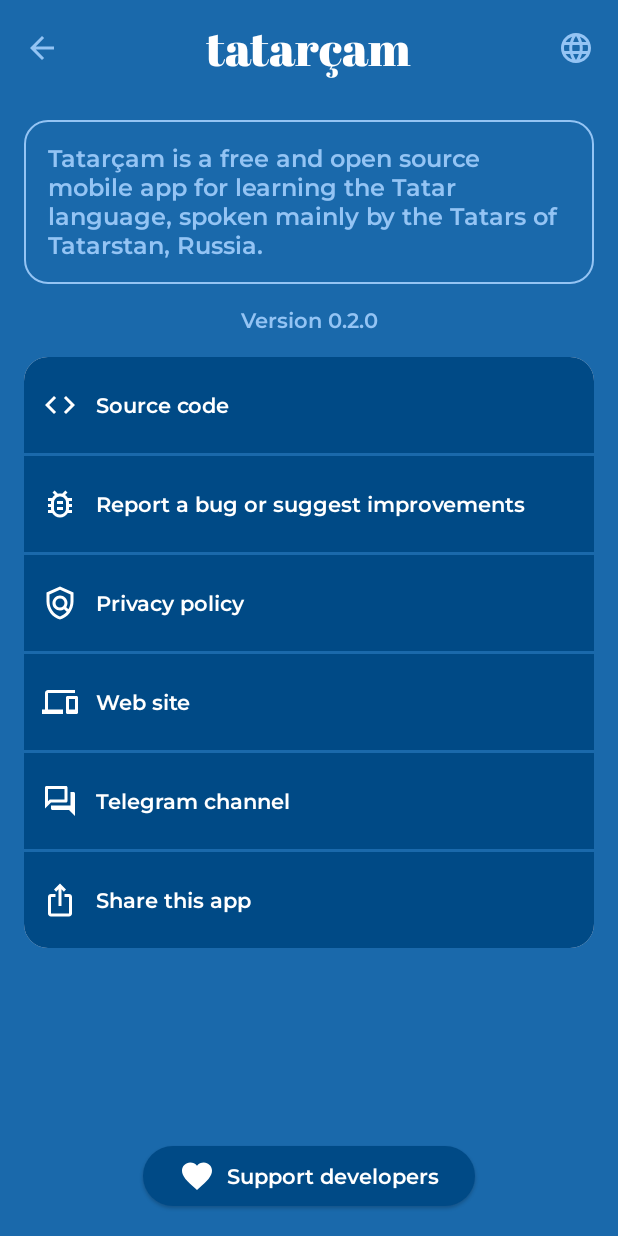
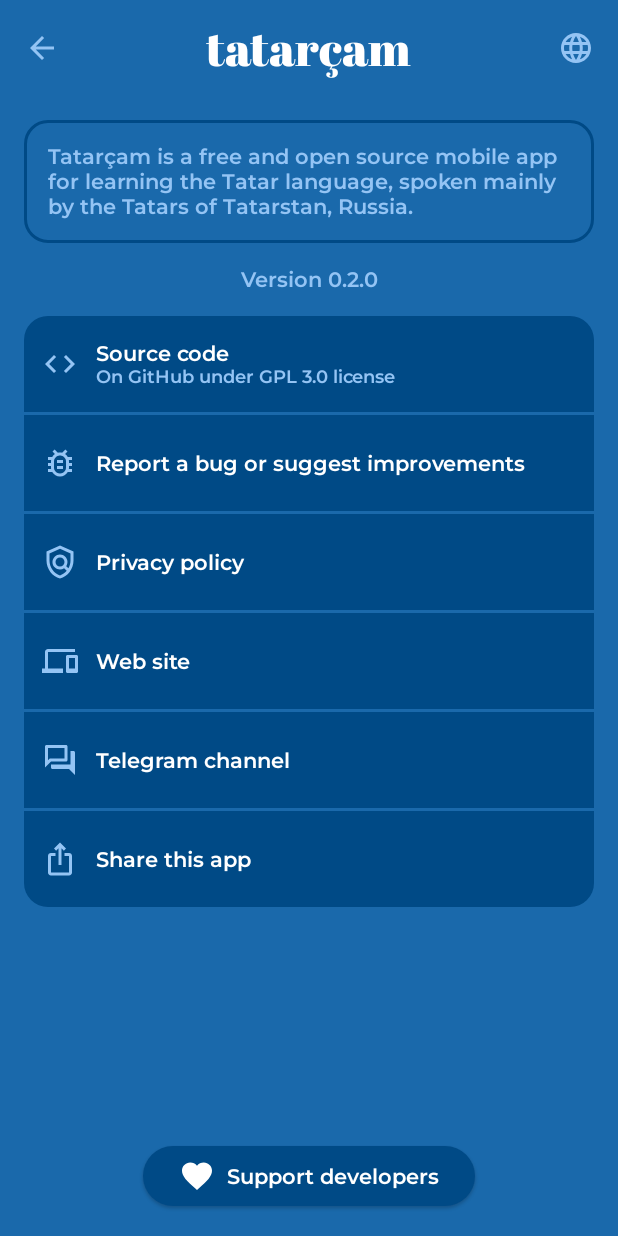
Before and after one commit to dov4k1n/tatarcham, an Android app built with Jetpack Compose: the AboutAppScreen screen opened through its navigation route, on a phone screen of 412 x 824 dp. Run offline under Robolectric (Android 15) with nearby library versions, the phone set to English and light mode, and no system bars; missing, so only their content is drawn: CompositionLocalProvider; 2 statements that could not run were skipped.

Commit message:
rename ListItemComponent, add license mention string

```diff
--- a/app/src/main/kotlin/com/dov4k1n/tatarapp/ui/components/LevelItemComponent.kt
+++ b/app/src/main/kotlin/com/dov4k1n/tatarapp/ui/components/ListItemComponent.kt
@@ -19,6 +19,7 @@
 import androidx.compose.material.icons.outlined.PlayArrow
 import androidx.compose.material3.ButtonColors
 import androidx.compose.material3.Card
+import androidx.compose.material3.CardColors
 import androidx.compose.material3.ElevatedButton
 import androidx.compose.material3.ExperimentalMaterial3Api
 import androidx.compose.material3.Icon
@@ -47,6 +48,7 @@
 import com.dov4k1n.tatarapp.R
 import com.dov4k1n.tatarapp.data.SectionData
 import com.dov4k1n.tatarapp.data.SectionVerbData
+import com.dov4k1n.tatarapp.data.local.ThemeMode
 import com.dov4k1n.tatarapp.data.morphologydescriptions.SectionType
 import com.dov4k1n.tatarapp.data.sectionVerb
 import com.dov4k1n.tatarapp.ui.theme.ListItemShape
@@ -54,61 +56,67 @@
 
 @Preview
 @Composable
-fun PreviewNewLevelItem() {
-    TatarAppTheme(useDarkTheme = true) {
-        NewLevelItem(
-            playArrowColor = colorScheme.onSecondary,
+fun PreviewExpandableListItem() {
+    TatarAppTheme(themeMode = ThemeMode.Dark) {
+        ExpandableListItem(
+            iconColor = colorScheme.onSecondary,
             sectionData = sectionVerb[1],
             shape = ListItemShape.medium,
-            onPlayButtonClicked = {}
+            onIconClick = {}
         )
     }
 }
 
 @Preview
 @Composable
-fun PreviewNonExpandableLevelItem() {
-    TatarAppTheme(useDarkTheme = true) {
-        NonExpandableLevelItem(
-            levelHeading = "Source code",
-            itemIcon = Icons.Outlined.Code,
-            itemIconColor = colorScheme.primary,
+fun PreviewNonExpandableListItem() {
+    TatarAppTheme(themeMode = ThemeMode.Dark) {
+        NonExpandableListItem(
+            title = "Source code",
+            subtitle = "on GitHub under GPL 3.0 license",
+            icon = Icons.Outlined.Code,
+            iconColor = colorScheme.onBackground,
             shape = ListItemShape.small,
-            onPlayButtonClicked = {}
+            onClick = {}
         )
     }
 }
 
 @Composable
-fun NonExpandableLevelItem(
-    levelHeading: String,
-    itemIcon: ImageVector,
-    itemIconColor: Color,
+fun NonExpandableListItem(
+    title: String,
+    icon: ImageVector,
+    iconColor: Color,
     shape: Shape,
-    onPlayButtonClicked: () -> Unit,
+    onClick: () -> Unit,
     modifier: Modifier = Modifier,
-    levelSubheading: String = "",
-    progressComposable: @Composable () -> Unit = {}
+    subtitle: String = "",
+    progressBar: @Composable () -> Unit = {}
 ) {
     Card(
+        colors = CardColors(
+            containerColor = colorScheme.primaryContainer,
+            contentColor = colorScheme.primary,
+            disabledContainerColor = colorScheme.background,
+            disabledContentColor = colorScheme.background
+        ),
         shape = shape,
         modifier = modifier
             .padding(horizontal = 16.dp)
-            .clickable { onPlayButtonClicked() }
+            .clickable { onClick() }
     ) {
         Row(
             verticalAlignment = Alignment.CenterVertically,
             modifier = Modifier
-                .background(color = colorScheme.primaryContainer)
                 .padding(vertical = 8.dp)
         ) {
             IconButton(
-                onClick = { onPlayButtonClicked() }
+                onClick = { onClick() }
             ) {
                 Icon(
-                    imageVector = itemIcon,
+                    imageVector = icon,
                     contentDescription = null,
-                    tint = itemIconColor,
+                    tint = iconColor,
                     modifier = Modifier
                         .padding(horizontal = 8.dp)
                 )
@@ -119,15 +127,14 @@
                     .weight(1f)
             ) {
                 Text(
-                    text = levelHeading,
+                    text = title,
                     style = typography.bodyMedium,
-                    color = Color(0xFFFFFFFF),
                     maxLines = 2,
                     overflow = TextOverflow.Ellipsis,
                 )
-                if (levelSubheading.isNotEmpty()) {
+                if (subtitle.isNotEmpty()) {
                     Text(
-                        text = levelSubheading,
+                        text = subtitle,
                         style = typography.bodySmall,
                         color = colorScheme.onBackground,
                         maxLines = 1,
@@ -135,18 +142,18 @@
                     )
                 }
             }
-            progressComposable()
+            progressBar()
         }
     }
 }
 
 @OptIn(ExperimentalMaterial3Api::class)
 @Composable
-fun NewLevelItem(
-    playArrowColor: Color,
+fun ExpandableListItem(
+    iconColor: Color,
     sectionData: SectionData,
     shape: Shape,
-    onPlayButtonClicked: () -> Unit,
+    onIconClick: () -> Unit,
     modifier: Modifier = Modifier,
 ) {
     var expanded by remember { mutableStateOf(false) }
@@ -184,12 +191,12 @@
                 ) {
                     CompositionLocalProvider(LocalUseFallbackRippleImplementation provides true) {
                         IconButton(
-                            onClick = { onPlayButtonClicked() }
+                            onClick = { onIconClick() }
                         ) {
                             Icon(
                                 imageVector = Icons.Outlined.PlayArrow,
                                 contentDescription = null,
-                                tint = playArrowColor,
+                                tint = iconColor,
                                 modifier = Modifier
                                     .padding(horizontal = 8.dp)
                             )
@@ -245,7 +252,7 @@
                         }
                         CompositionLocalProvider(LocalUseFallbackRippleImplementation provides true) {
                             ElevatedButton(
-                                onClick = { onPlayButtonClicked() },
+                                onClick = { onIconClick() },
                                 colors = ButtonColors(
                                     contentColor = colorScheme.secondary,
                                     containerColor = colorScheme.primaryContainer,
--- a/app/src/main/kotlin/com/dov4k1n/tatarapp/ui/screens/AboutAppScreen.kt
+++ b/app/src/main/kotlin/com/dov4k1n/tatarapp/ui/screens/AboutAppScreen.kt
@@ -35,7 +35,7 @@
 import androidx.compose.ui.unit.dp
 import com.dov4k1n.tatarapp.R
 import com.dov4k1n.tatarapp.data.local.ThemeMode
-import com.dov4k1n.tatarapp.ui.components.NonExpandableLevelItem
+import com.dov4k1n.tatarapp.ui.components.NonExpandableListItem
 import com.dov4k1n.tatarapp.ui.components.OpenLinkDialog
 import com.dov4k1n.tatarapp.ui.components.SupportDevelopersButton
 import com.dov4k1n.tatarapp.ui.theme.ListItemShape
@@ -52,6 +52,8 @@
 
 @Composable
 fun AboutAppScreen() {
+
+    val iconsColor = colorScheme.onBackground
 
     var openSourceCodeDialog by remember { mutableStateOf(false) }
     if (openSourceCodeDialog) {
@@ -120,8 +122,8 @@
         Card(
             shape = Shapes.large,
             border = BorderStroke(
-                width = 1.dp,
-                color = colorScheme.onBackground
+                width = 2.dp,
+                color = colorScheme.primaryContainer
             ),
             colors = CardColors(
                 containerColor = Color.Transparent,
@@ -134,7 +136,7 @@
         ){
             Text(
                 text = stringResource(R.string.app_description),
-                style = typography.bodyLarge,
+                style = typography.bodyMedium,
                 modifier = Modifier
                     .padding(horizontal = 16.dp, vertical = 16.dp)
             )
@@ -147,67 +149,68 @@
             modifier = Modifier.padding(bottom = 16.dp)
         )
 
-        NonExpandableLevelItem(
-            levelHeading = stringResource(R.string.source_code),
-            itemIcon = Icons.Outlined.Code,
-            itemIconColor = colorScheme.primary,
+        NonExpandableListItem(
+            title = stringResource(R.string.source_code),
+            subtitle = stringResource(R.string.source_code_license),
+            icon = Icons.Outlined.Code,
+            iconColor = iconsColor,
             shape = ListItemShape.small,
-            onPlayButtonClicked = {
+            onClick = {
                 openSourceCodeDialog = true
             },
             modifier = Modifier
                 .padding(bottom = 2.dp)
         )
-        NonExpandableLevelItem(
-            levelHeading = stringResource(R.string.report_bug_or_suggest_improvements),
-            itemIcon = Icons.Outlined.BugReport,
-            itemIconColor = colorScheme.primary,
+        NonExpandableListItem(
+            title = stringResource(R.string.report_bug_or_suggest_improvements),
+            icon = Icons.Outlined.BugReport,
+            iconColor = iconsColor,
             shape = ListItemShape.medium,
-            onPlayButtonClicked = {
+            onClick = {
                 openBugReportDialog = true
             },
             modifier = Modifier
                 .padding(bottom = 2.dp)
         )
-        NonExpandableLevelItem(
-            levelHeading = stringResource(R.string.privacy_policy),
-            itemIcon = Icons.Outlined.Policy,
-            itemIconColor = colorScheme.primary,
+        NonExpandableListItem(
+            title = stringResource(R.string.privacy_policy),
+            icon = Icons.Outlined.Policy,
+            iconColor = iconsColor,
             shape = ListItemShape.medium,
-            onPlayButtonClicked = {
+            onClick = {
                 openPrivacyPolicyDialog = true
             },
             modifier = Modifier
                 .padding(bottom = 2.dp)
         )
-        NonExpandableLevelItem(
-            levelHeading = stringResource(R.string.web),
-            itemIcon = Icons.Outlined.Devices,
-            itemIconColor = colorScheme.primary,
+        NonExpandableListItem(
+            title = stringResource(R.string.web),
+            icon = Icons.Outlined.Devices,
+            iconColor = iconsColor,
             shape = ListItemShape.medium,
-            onPlayButtonClicked = {
+            onClick = {
                 openWebsiteDialog = true
             },
             modifier = Modifier
                 .padding(bottom = 2.dp)
         )
-        NonExpandableLevelItem(
-            levelHeading = stringResource(R.string.community),
-            itemIcon = Icons.Outlined.Forum,
-            itemIconColor = colorScheme.primary,
+        NonExpandableListItem(
+            title = stringResource(R.string.community),
+            icon = Icons.Outlined.Forum,
+            iconColor = iconsColor,
             shape = ListItemShape.medium,
-            onPlayButtonClicked = {
+            onClick = {
                 openTelegramChannelDialog = true
             },
             modifier = Modifier
                 .padding(bottom = 2.dp)
         )
-        NonExpandableLevelItem(
-            levelHeading = stringResource(R.string.share_app),
-            itemIcon = Icons.Outlined.IosShare,
-            itemIconColor = colorScheme.primary,
+        NonExpandableListItem(
+            title = stringResource(R.string.share_app),
+            icon = Icons.Outlined.IosShare,
+            iconColor = iconsColor,
             shape = ListItemShape.large,
-            onPlayButtonClicked = {
+            onClick = {
                 context.startActivity(
                     Intent.createChooser(
                         inviteFriendsIntent,
--- a/app/src/main/res/values/strings.xml
+++ b/app/src/main/res/values/strings.xml
@@ -13,13 +13,14 @@
 
     <string name="app_description">Tatarçam is a free and open source mobile app for learning the Tatar language, spoken mainly by the Tatars of Tatarstan, Russia.</string>
     <string name="source_code">Source code</string>
+    <string name="source_code_license">On GitHub under GPL 3.0 license</string>
     <string name="source_code_link" translatable="false">https://github.com/dov4k1n/tatarcham</string>
     <string name="report_bug_or_suggest_improvements">Report a bug or suggest improvements</string>
     <string name="report_bug_or_suggest_improvements_link" translatable="false">https://github.com/dov4k1n/tatarcham/issues</string>
     <string name="privacy_policy">Privacy policy</string>
     <string name="privacy_policy_link" translatable="false">https://github.com/dov4k1n/tatarcham/blob/main/PRIVACY_POLICY.md</string>
     <string name="share_app">Share this app</string>
-    <string name="share_app_message">I learn tatar language here, very interesting!\nhttps://t.me/tatar_app</string>
+    <string name="share_app_message">I learn tatar language here, very interesting!\nhttps://dov4k1n.github.io</string>
 
     <string name="donation_link" translatable="false">https://dov4k1n.github.io/donations.html</string>
     <string name="website_link" translatable="false">https://dov4k1n.github.io/</string>
```
Also changed, not shown: app/src/main/kotlin/com/dov4k1n/tatarapp/ui/screens/lexicon/LexiconScreen.kt (+29 -29 lines), app/src/main/kotlin/com/dov4k1n/tatarapp/ui/screens/morphology/MorphologyScreen.kt (+28 -28 lines), app/src/main/kotlin/com/dov4k1n/tatarapp/ui/screens/phonetics/PhoneticsScreen.kt (+10 -10 lines), 2 other files.
